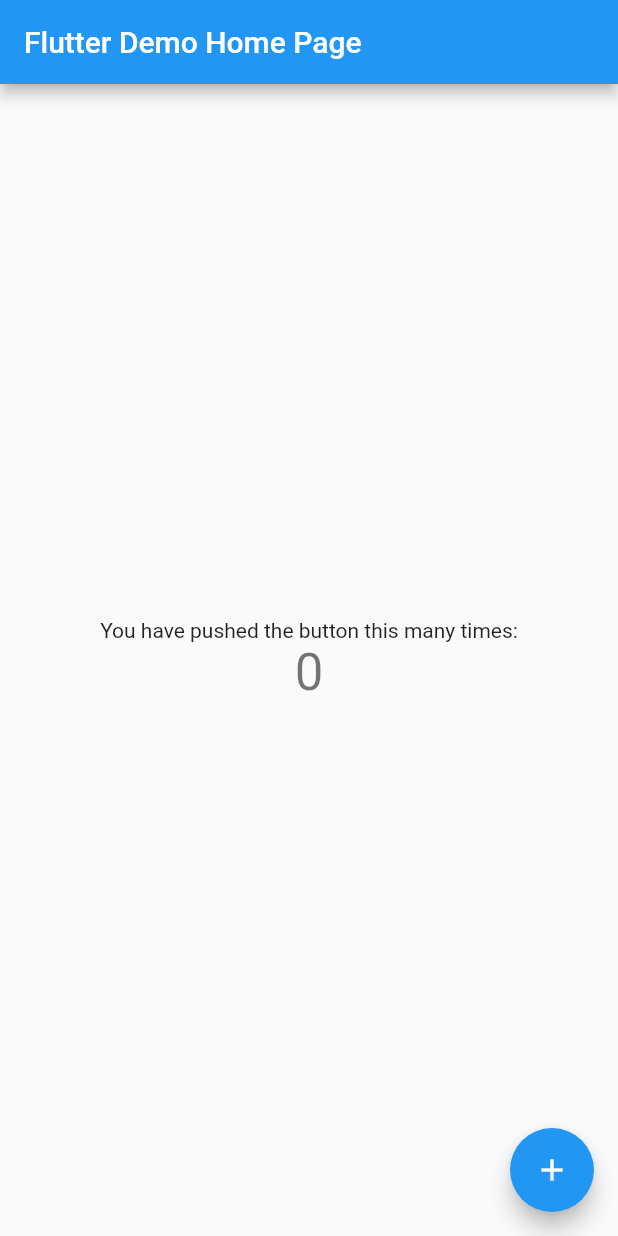
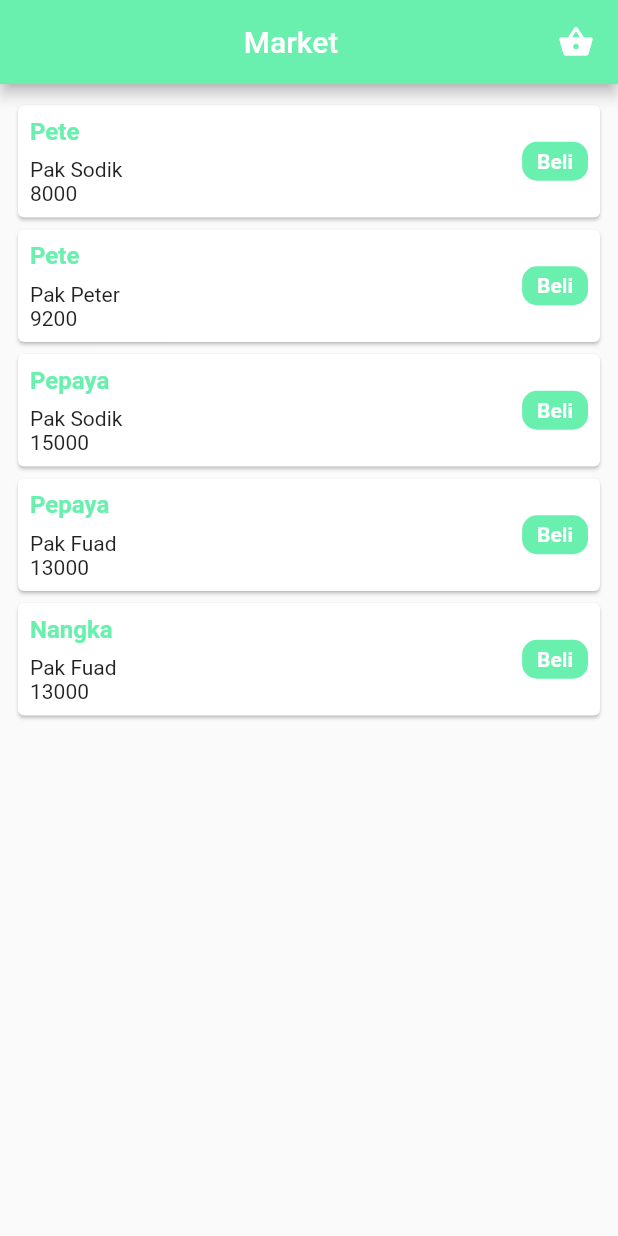
Before and after one commit to ArnantoRizki/flutter-redux-market, a Flutter app: the screen it shows after launch, on a phone screen of 412 x 824 dp. Run offline on Flutter 3.47's test engine with Material 2 defaults, Android fonts, the phone set to English and light mode, and no system bars; our stand-ins replace flutter_redux, redux.

Commit message:
add market, dialog, shopping list

```diff
--- a/lib/main.dart
+++ b/lib/main.dart
@@ -1,111 +1,29 @@
 import 'package:flutter/material.dart';
+import 'market.dart';
+import 'package:flutter_redux/flutter_redux.dart';
+import 'package:redux/redux.dart';
+import 'package:flutter_redux_market/model/comodity.dart';
+import 'package:flutter_redux_market/redux/reducers.dart';
 
-void main() => runApp(MyApp());
+void main(){
+  final store = new Store<List<ComodityItem>>(cartItemReducer, initialState: new List());
+  runApp(MyApp(store: store,));
+}
 
 class MyApp extends StatelessWidget {
-  // This widget is the root of your application.
+  final Store<List<ComodityItem>> store;
+
+  MyApp({Key key, this.store}) : super(key: key);
   @override
   Widget build(BuildContext context) {
-    return MaterialApp(
-      title: 'Flutter Demo',
-      theme: ThemeData(
-        // This is the theme of your application.
-        //
-        // Try running your application with "flutter run". You'll see the
-        // application has a blue toolbar. Then, without quitting the app, try
-        // changing the primarySwatch below to Colors.green and then invoke
-        // "hot reload" (press "r" in the console where you ran "flutter run",
-        // or simply save your changes to "hot reload" in a Flutter IDE).
-        // Notice that the counter didn't reset back to zero; the application
-        // is not restarted.
-        primarySwatch: Colors.blue,
+    return new StoreProvider(
+      store: store,
+      child: MaterialApp(
+        title: 'Redux on Flutter',
+        theme: ThemeData.light(),
+        debugShowCheckedModeBanner: false,
+        home: MarketPage(store: store,),
       ),
-      home: MyHomePage(title: 'Flutter Demo Home Page'),
     );
   }
 }
-
-class MyHomePage extends StatefulWidget {
-  MyHomePage({Key key, this.title}) : super(key: key);
-
-  // This widget is the home page of your application. It is stateful, meaning
-  // that it has a State object (defined below) that contains fields that affect
-  // how it looks.
-
-  // This class is the configuration for the state. It holds the values (in this
-  // case the title) provided by the parent (in this case the App widget) and
-  // used by the build method of the State. Fields in a Widget subclass are
-  // always marked "final".
-
-  final String title;
-
-  @override
-  _MyHomePageState createState() => _MyHomePageState();
-}
-
-class _MyHomePageState extends State<MyHomePage> {
-  int _counter = 0;
-
-  void _incrementCounter() {
-    setState(() {
-      // This call to setState tells the Flutter framework that something has
-      // changed in this State, which causes it to rerun the build method below
-      // so that the display can reflect the updated values. If we changed
-      // _counter without calling setState(), then the build method would not be
-      // called again, and so nothing would appear to happen.
-      _counter++;
-    });
-  }
-
-  @override
-  Widget build(BuildContext context) {
-    // This method is rerun every time setState is called, for instance as done
-    // by the _incrementCounter method above.
-    //
-    // The Flutter framework has been optimized to make rerunning build methods
-    // fast, so that you can just rebuild anything that needs updating rather
-    // than having to individually change instances of widgets.
-    return Scaffold(
-      appBar: AppBar(
-        // Here we take the value from the MyHomePage object that was created by
-        // the App.build method, and use it to set our appbar title.
-        title: Text(widget.title),
-      ),
-      body: Center(
-        // Center is a layout widget. It takes a single child and positions it
-        // in the middle of the parent.
-        child: Column(
-          // Column is also a layout widget. It takes a list of children and
-          // arranges them vertically. By default, it sizes itself to fit its
-          // children horizontally, and tries to be as tall as its parent.
-          //
-          // Invoke "debug painting" (press "p" in the console, choose the
-          // "Toggle Debug Paint" action from the Flutter Inspector in Android
-          // Studio, or the "Toggle Debug Paint" command in Visual Studio Code)
-          // to see the wireframe for each widget.
-          //
-          // Column has various properties to control how it sizes itself and
-          // how it positions its children. Here we use mainAxisAlignment to
-          // center the children vertically; the main axis here is the vertical
-          // axis because Columns are vertical (the cross axis would be
-          // horizontal).
-          mainAxisAlignment: MainAxisAlignment.center,
-          children: <Widget>[
-            Text(
-              'You have pushed the button this many times:',
-            ),
-            Text(
-              '$_counter',
-              style: Theme.of(context).textTheme.display1,
-            ),
-          ],
-        ),
-      ),
-      floatingActionButton: FloatingActionButton(
-        onPressed: _incrementCounter,
-        tooltip: 'Increment',
-        child: Icon(Icons.add),
-      ), // This trailing comma makes auto-formatting nicer for build methods.
-    );
-  }
-}
--- /dev/null
+++ b/lib/market.dart
@@ -0,0 +1,155 @@
+import 'package:flutter/material.dart';
+import 'package:flutter/cupertino.dart';
+import 'package:redux/redux.dart';
+import 'package:flutter_redux_market/model/comodity.dart';
+import 'dialog-beli.dart';
+import 'shopping.dart';
+
+class MarketPage extends StatefulWidget {
+  final Store<List<ComodityItem>> store;
+  MarketPage({Key key, @required this.store}):super(key: key);
+  @override
+  _MarketPageState createState() => _MarketPageState();
+}
+
+class _MarketPageState extends State<MarketPage> {
+  List<ComodityItem> pasar = [
+    ComodityItem(
+      id: 1,
+      idpenjual: 1,
+      komoditas: "Pete",
+      penjual: "Pak Sodik",
+      harga: 8000,
+      beli: 0,
+      jual: 10
+    ),
+    ComodityItem(
+      id: 1,
+      idpenjual: 2,
+      komoditas: "Pete",
+      penjual: "Pak Peter",
+      harga: 9200,
+      beli: 0,
+      jual: 23
+    ),
+    ComodityItem(
+      id: 2,
+      idpenjual: 1,
+      komoditas: "Pepaya",
+      penjual: "Pak Sodik",
+      harga: 15000,
+      beli: 0,
+      jual: 8
+    ),
+    ComodityItem(
+      id: 2,
+      idpenjual: 3,
+      komoditas: "Pepaya",
+      penjual: "Pak Fuad",
+      harga: 13000,
+      beli: 0,
+      jual: 4
+    ),
+    ComodityItem(
+      id: 3,
+      idpenjual: 3,
+      komoditas: "Nangka",
+      penjual: "Pak Fuad",
+      harga: 13000,
+      beli: 0,
+      jual: 4
+    ),
+  ];
+
+  dialogBeli(komoditi){
+    return showDialog(
+      barrierDismissible: true,
+      context: context,
+      builder: (BuildContext context){
+      return AlertDialog(
+        title: Center(child: Text(komoditi.komoditas , style: TextStyle(color: Colors.greenAccent),)),
+        elevation: 12.0,
+        content: BeliDialog(comodityItem: komoditi,)
+      );
+    });
+  }
+
+  @override
+  Widget build(BuildContext context) {
+    return Scaffold(
+      appBar: AppBar(
+        backgroundColor: Colors.greenAccent,
+        title: Row(
+          children: <Widget>[
+            Expanded(
+              child: Center(child: Text('Market'),),
+            ),
+            InkWell(
+              child: Icon(Icons.shopping_basket),
+              onTap: (){
+                Navigator.of(context).push(
+                  MaterialPageRoute(builder: (context)=>ShoppingPage())
+                );
+              },
+            )
+          ],
+        )
+      ),
+      body: Container(
+        child: Padding(
+          padding: const EdgeInsets.fromLTRB(8.0, 10.0, 8.0, 10.0),
+          child: ListView.builder(
+            itemCount: pasar.length,
+            itemBuilder: (BuildContext context, int index){
+              return Card(
+                child: Padding(
+                  padding: const EdgeInsets.all(8.0),
+                  child: Row(
+                    children: <Widget>[
+                      Expanded(
+                        child: Column(
+                          children: <Widget>[
+                            Align(
+                              alignment: Alignment.centerLeft,
+                              child: Padding(
+                                padding: const EdgeInsets.only(bottom:8.0),
+                                child: Text(pasar[index].komoditas, style: TextStyle(color: Colors.greenAccent, fontSize: 16.0, fontWeight: FontWeight.bold),),
+                              ),
+                            ),
+                            Align(
+                              alignment: Alignment.centerLeft,
+                              child: Text(pasar[index].penjual)
+                            ),
+                            Align(
+                              alignment: Alignment.centerLeft,
+                              child: Text(pasar[index].harga.toString())
+                            ),
+                          ],
+                        ),
+                      ),
+                      InkWell(
+                        child: Container(
+                          decoration: BoxDecoration(
+                            color: Colors.greenAccent,
+                            borderRadius: BorderRadius.all(Radius.elliptical(10, 10))
+                          ),
+                          child: Padding(
+                            padding: const EdgeInsets.fromLTRB(10.0, 5.0, 10.0, 5.0),
+                            child: Text("Beli", style: TextStyle(color: Colors.white, fontWeight: FontWeight.bold),),
+                          ),
+                        ),
+                        onTap: (){
+                          dialogBeli(pasar[index]);
+                        }
+                      )
+                    ],
+                  ),
+                ),
+              );
+            },
+          ),
+        ),
+      ),
+    );
+  }
+}
--- /dev/null
+++ b/lib/model/comodity.dart
@@ -0,0 +1,62 @@
+import 'package:meta/meta.dart';
+
+class ComodityItem {
+  final int id;
+  final int idpenjual;
+  final String penjual;
+  final String komoditas;
+  int beli;
+  final int harga;
+  final int jual;
+
+  ComodityItem({
+    @required this.id,
+    @required this.idpenjual,
+    @required this.penjual,
+    @required this.komoditas,
+    @required this.beli,
+    @required this.harga,
+    @required this.jual
+  });
+
+  Map<String, dynamic> toJson(){
+    return <String, dynamic>{
+      'id': id,
+      'id_penjual': idpenjual,
+      'penjual': penjual,
+      'komoditas': komoditas,
+      'beli': beli,
+      'harga': harga,
+      'jual': jual
+    };
+  }
+}
+
+class Pembelian{
+  int total;
+  List<ComodityItem> allitems;
+
+  Pembelian({
+    this.total,
+    this.allitems
+  });
+
+  int totalharga(List<ComodityItem> kabeh){
+    int retval = 0;
+    kabeh.forEach((val){
+      retval += val.harga * val.beli;
+    });
+    return retval;
+  }
+
+  Map<String, dynamic> toJson()=>{
+    'total': total,
+    'items': encondeToJson(allitems)
+  };
+
+  List<Map<String, dynamic>> encondeToJson(List<ComodityItem> list){
+    List<Map<String, dynamic>> jsonList = List();
+    list.map((item)=>jsonList.add(item.toJson())).toList();
+    return jsonList;
+  }
+}
--- a/pubspec.yaml
+++ b/pubspec.yaml
@@ -23,6 +23,7 @@ dependencies:
   # The following adds the Cupertino Icons font to your application.
   # Use with the CupertinoIcons class for iOS style icons.
   cupertino_icons: ^0.1.2
+  flutter_redux: ^0.5.3
 
 dev_dependencies:
   flutter_test:
```
Also changed, not shown: lib/dialog-beli.dart (added, +145 -0 lines), lib/redux/actions.dart (added, +19 -0 lines), lib/redux/reducers.dart (added, +35 -0 lines), lib/shopping-list.dart (added, +63 -0 lines), lib/shopping.dart (added, +20 -0 lines), pubspec.lock.
